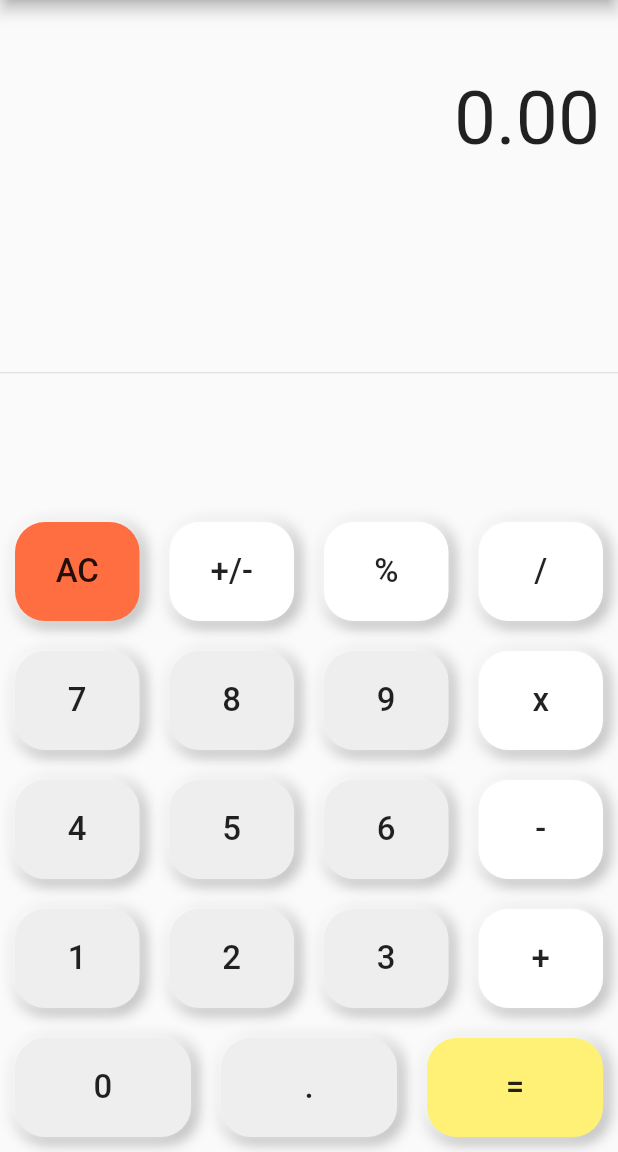
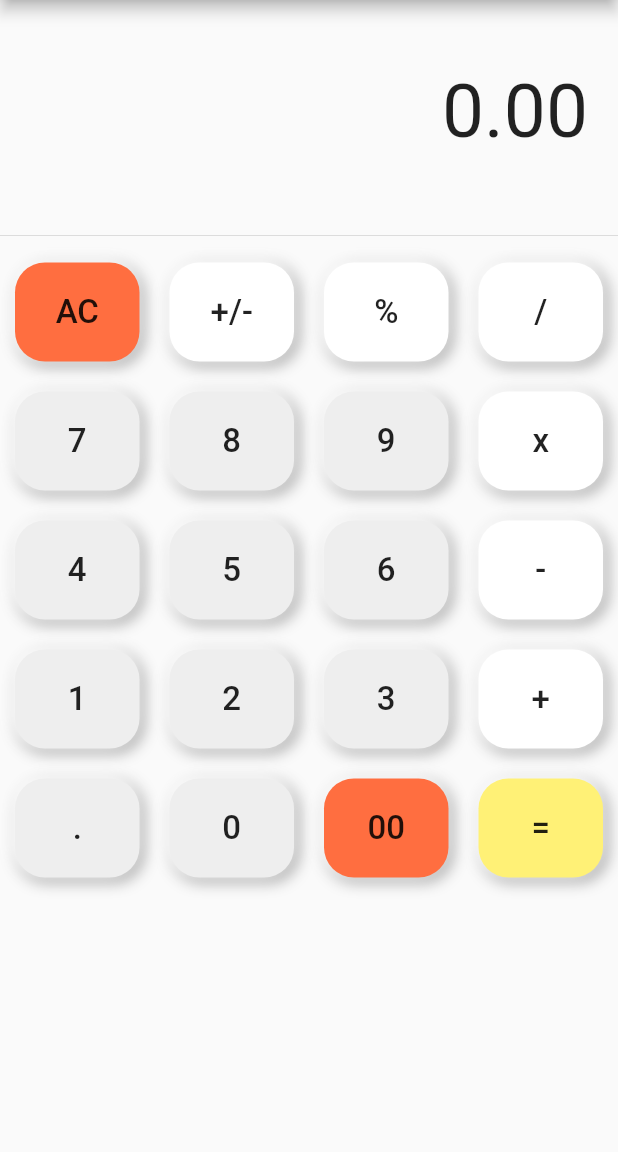
Before and after one commit to HeshamReffat/calculator, a Flutter app: the screen it shows after launch, after a tap on "AC", on a phone screen of 412 x 824 dp, the part 84-1236 px from its top. Run offline on Flutter 3.47's test engine with Material 2 defaults, Android fonts, the phone set to English and light mode, and no system bars.

Commit message:
last task

```diff
--- a/lib/components/result_screen.dart
+++ b/lib/components/result_screen.dart
@@ -58,17 +58,26 @@ class _ResultScreenState extends State<ResultScreen> {
         child: Container(
           child: Column(
             children: [
-              Container(
-                alignment: Alignment.centerRight,
-                padding: EdgeInsets.symmetric(horizontal: 12.0, vertical: 50),
-                child: Text(
-                  output,
-                  style: TextStyle(fontSize: 50),
+              Padding(
+                padding: EdgeInsets.symmetric(horizontal: 20, vertical: 45),
+                child: Container(
+                  alignment: Alignment.centerRight,
+                  child: Column(
+                    children: [
+                      Row(
+                        mainAxisAlignment: MainAxisAlignment.end,
+                        children: [
+                          Text(
+                            output,
+                            style: TextStyle(fontSize: 50),
+                          ),
+                        ],
+                      ),
+                    ],
+                  ),
                 ),
               ),
-              Expanded(
-                child: Divider(),
-              ),
+              Divider(),
               Column(
                 children: [
                   Row(
@@ -105,8 +114,9 @@ class _ResultScreenState extends State<ResultScreen> {
                   ),
                   Row(
                     children: [
+                      customButton('.', color: Colors.grey[200]),
                       customButton('0', color: Colors.grey[200]),
-                      customButton('.', color: Colors.grey[200]),
+                      customButton('00', color: Colors.deepOrangeAccent[200]),
                       customButton('=', color: Colors.yellow[300]),
                     ],
                   ),
@@ -158,14 +168,15 @@ class _ResultScreenState extends State<ResultScreen> {
       if (operation == '/') {
         result = (num1 / num2).toString();
       }
-      if (operation == '%') {
-        result = (num1 / 100).toString();
-      }
+
       num1 = 0.0;
       num2 = 0.0;
       operation = "";
     } else {
       result = result + value;
+    }
+    if (operation == '%') {
+      result = (num1 / 100).toString();
     }
     print(result);
     setState(() {
```
